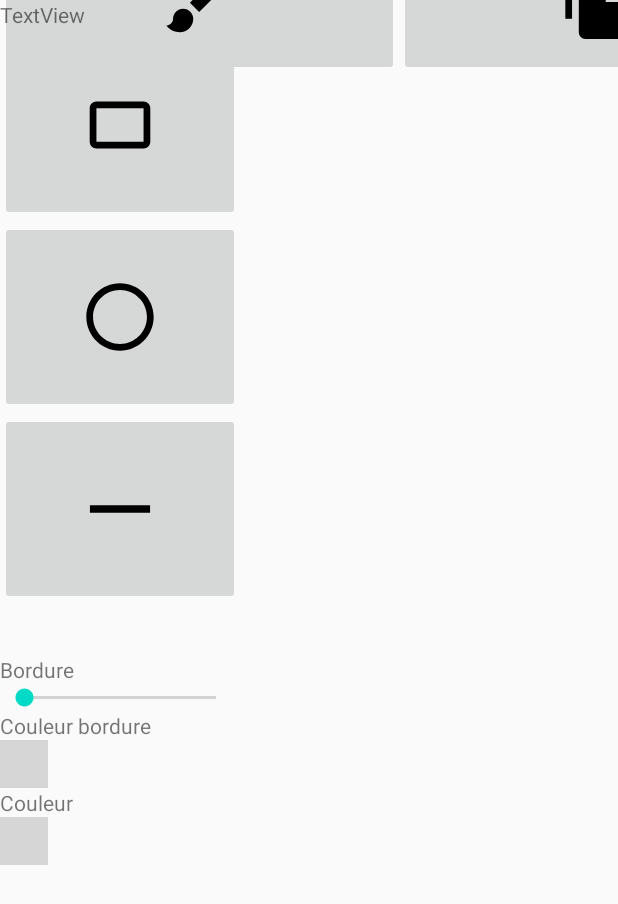
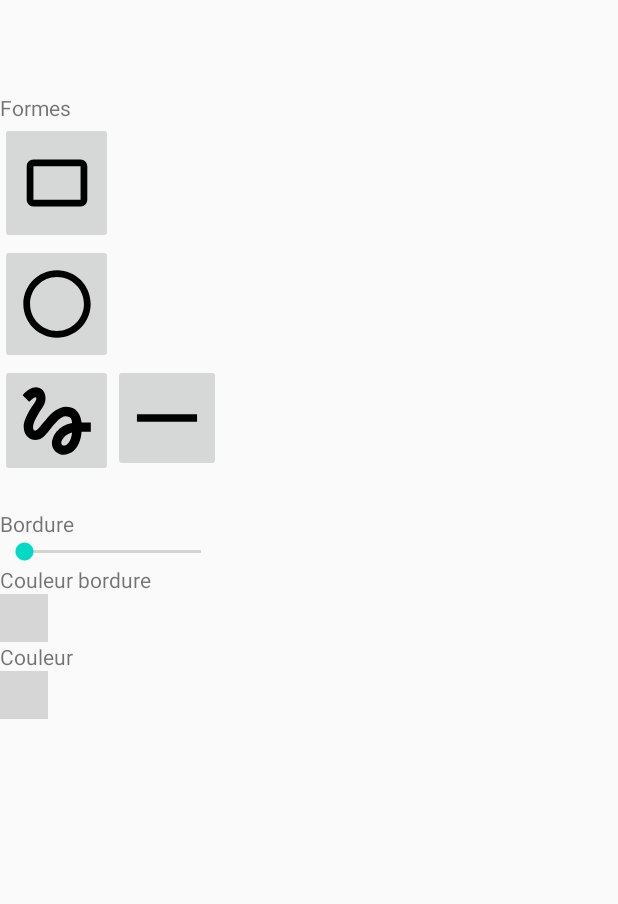
Before and after one commit to Miki-H/paint-android, an Android app: the layout activity_main.xml on its own in the app's theme, with its tools: preview values and no code run, on a phone screen of 412 x 824 dp. Shown: the top 904 px of the screen. Run offline under Robolectric (Android 15) with nearby library versions, the phone set to English and light mode, and no system bars; plain views replace ColorPicker; grey boxes are pictures that could not be loaded.

Commit message:
[ADD] Free drawing enable

```diff
--- /dev/null
+++ b/app/src/main/res/drawable/icon_free_foreground.xml
@@ -0,0 +1,15 @@
+<vector xmlns:android="http://schemas.android.com/apk/res/android"
+    android:width="108dp"
+    android:height="108dp"
+    android:viewportWidth="108"
+    android:viewportHeight="108"
+    android:tint="#000000">
+  <group android:scaleX="2.5056"
+      android:scaleY="2.5056"
+      android:translateX="23.9328"
+      android:translateY="23.9328">
+    <path
+        android:fillColor="@android:color/white"
+        android:pathData="M4.59,6.89c0.7,-0.71 1.4,-1.35 1.71,-1.22 0.5,0.2 0,1.03 -0.3,1.52 -0.25,0.42 -2.86,3.89 -2.86,6.31 0,1.28 0.48,2.34 1.34,2.98 0.75,0.56 1.74,0.73 2.64,0.46 1.07,-0.31 1.95,-1.4 3.06,-2.77 1.21,-1.49 2.83,-3.44 4.08,-3.44 1.63,0 1.65,1.01 1.76,1.79 -3.78,0.64 -5.38,3.67 -5.38,5.37 0,1.7 1.44,3.09 3.21,3.09 1.63,0 4.29,-1.33 4.69,-6.1L21,14.88v-2.5h-2.47c-0.15,-1.65 -1.09,-4.2 -4.03,-4.2 -2.25,0 -4.18,1.91 -4.94,2.84 -0.58,0.73 -2.06,2.48 -2.29,2.72 -0.25,0.3 -0.68,0.84 -1.11,0.84 -0.45,0 -0.72,-0.83 -0.36,-1.92 0.35,-1.09 1.4,-2.86 1.85,-3.52 0.78,-1.14 1.3,-1.92 1.3,-3.28C8.95,3.69 7.31,3 6.44,3 5.12,3 3.97,4 3.72,4.25c-0.36,0.36 -0.66,0.66 -0.88,0.93l1.75,1.71zM13.88,18.55c-0.31,0 -0.74,-0.26 -0.74,-0.72 0,-0.6 0.73,-2.2 2.87,-2.76 -0.3,2.69 -1.43,3.48 -2.13,3.48z"/>
+  </group>
+</vector>
--- a/app/src/main/res/layout/activity_main.xml
+++ b/app/src/main/res/layout/activity_main.xml
@@ -15,15 +15,16 @@
         app:layout_constraintHorizontal_bias="0.0"
         app:layout_constraintStart_toStartOf="parent"
         app:layout_constraintTop_toTopOf="parent"
-        app:layout_constraintVertical_bias="1.0" />
+        app:layout_constraintVertical_bias="0.0" />
 
     <LinearLayout
         android:id="@+id/horizontalLayout0"
         android:layout_width="797dp"
         android:layout_height="99dp"
+        android:layout_marginEnd="483dp"
         android:orientation="horizontal"
         app:layout_constraintBottom_toTopOf="@+id/drawingView"
-        app:layout_constraintEnd_toEndOf="parent"
+        app:layout_constraintEnd_toEndOf="@+id/drawingView"
         app:layout_constraintHorizontal_bias="0.0"
         app:layout_constraintStart_toStartOf="parent"
         app:layout_constraintTop_toTopOf="parent"
@@ -54,41 +55,70 @@
 
     <LinearLayout
         android:id="@+id/verticalLayout"
-        android:layout_width="160dp"
-        android:layout_height="969dp"
+        android:layout_width="150dp"
+        android:layout_height="699dp"
+        android:layout_marginTop="12dp"
         android:orientation="vertical"
         android:scrollbars="vertical"
-        tools:layout_editor_absoluteX="0dp"
-        tools:layout_editor_absoluteY="156dp">
+        app:layout_constraintTop_toBottomOf="@+id/horizontalLayout0"
+        tools:layout_editor_absoluteX="0dp">
 
         <TextView
             android:id="@+id/textView"
             android:layout_width="match_parent"
             android:layout_height="wrap_content"
-            android:text="TextView" />
+            android:text="Formes" />
 
         <LinearLayout
             android:layout_width="match_parent"
-            android:layout_height="417dp"
+            android:layout_height="258dp"
             android:orientation="vertical">
+
+            <TableLayout
+                android:layout_width="match_parent"
+                android:layout_height="match_parent">
+
+                <TableRow
+                    android:layout_width="match_parent"
+                    android:layout_height="match_parent">
 
                     <ImageButton
                         android:id="@+id/rectBtn"
+                        android:layout_width="75dp"
+                        android:layout_height="81dp"
+                        app:srcCompat="@drawable/ic_rect_foreground" />
+                </TableRow>
+
+                <TableRow
                     android:layout_width="match_parent"
-                android:layout_height="wrap_content"
-                app:srcCompat="@drawable/ic_rect_foreground" />
+                    android:layout_height="match_parent">
 
                     <ImageButton
                         android:id="@+id/ovalBtn"
+                        android:layout_width="72dp"
+                        android:layout_height="80dp"
+                        app:srcCompat="@drawable/ic_circle_foreground" />
+                </TableRow>
+
+                <TableRow
                     android:layout_width="match_parent"
-                android:layout_height="wrap_content"
-                app:srcCompat="@drawable/ic_circle_foreground" />
+                    android:layout_height="match_parent">
+
+                    <ImageButton
+                        android:id="@+id/freeBtn"
+                        android:layout_width="72dp"
+                        android:layout_height="75dp"
+                        app:srcCompat="@drawable/icon_free_foreground" />
 
                     <ImageButton
                         android:id="@+id/lineBtn"
-                android:layout_width="match_parent"
-                android:layout_height="wrap_content"
+                        android:layout_width="72dp"
+                        android:layout_height="72dp"
                         app:srcCompat="@drawable/icon_line_foreground" />
+                </TableRow>
+
+            </TableLayout>
+
         </LinearLayout>
 
         <TextView
--- /dev/null
+++ b/app/src/main/res/mipmap-anydpi-v26/icon_free.xml
@@ -0,0 +1,5 @@
+<?xml version="1.0" encoding="utf-8"?>
+<adaptive-icon xmlns:android="http://schemas.android.com/apk/res/android">
+    <background android:drawable="@color/icon_free_background"/>
+    <foreground android:drawable="@drawable/icon_free_foreground"/>
+</adaptive-icon>
--- /dev/null
+++ b/app/src/main/res/mipmap-anydpi-v26/icon_free_round.xml
@@ -0,0 +1,5 @@
+<?xml version="1.0" encoding="utf-8"?>
+<adaptive-icon xmlns:android="http://schemas.android.com/apk/res/android">
+    <background android:drawable="@color/icon_free_background"/>
+    <foreground android:drawable="@drawable/icon_free_foreground"/>
+</adaptive-icon>
--- /dev/null
+++ b/app/src/main/res/values/icon_free_background.xml
@@ -0,0 +1,4 @@
+<?xml version="1.0" encoding="utf-8"?>
+<resources>
+    <color name="icon_free_background">#3DDC84</color>
+</resources>
```
Also changed, not shown: app/src/main/java/com/example/myapplication/DrawingView.java (+47 -9 lines), app/src/main/java/com/example/myapplication/MainActivity.java (+22 -4 lines), app/src/main/java/com/example/myapplication/TouchCoord.java (+24 -0 lines), app/src/main/icon_free-playstore.png (added), app/src/main/res/mipmap-hdpi/icon_free.png (added), app/src/main/res/mipmap-hdpi/icon_free_round.png (added), app/src/main/res/mipmap-mdpi/icon_free.png (added), app/src/main/res/mipmap-mdpi/icon_free_round.png (added), app/src/main/res/mipmap-xhdpi/icon_free.png (added), app/src/main/res/mipmap-xhdpi/icon_free_round.png (added), app/src/main/res/mipmap-xxhdpi/icon_free.png (added), app/src/main/res/mipmap-xxhdpi/icon_free_round.png (added), app/src/main/res/mipmap-xxxhdpi/icon_free.png (added), app/src/main/res/mipmap-xxxhdpi/icon_free_round.png (added). Lines whose indentation alone changed are shown as unchanged.
